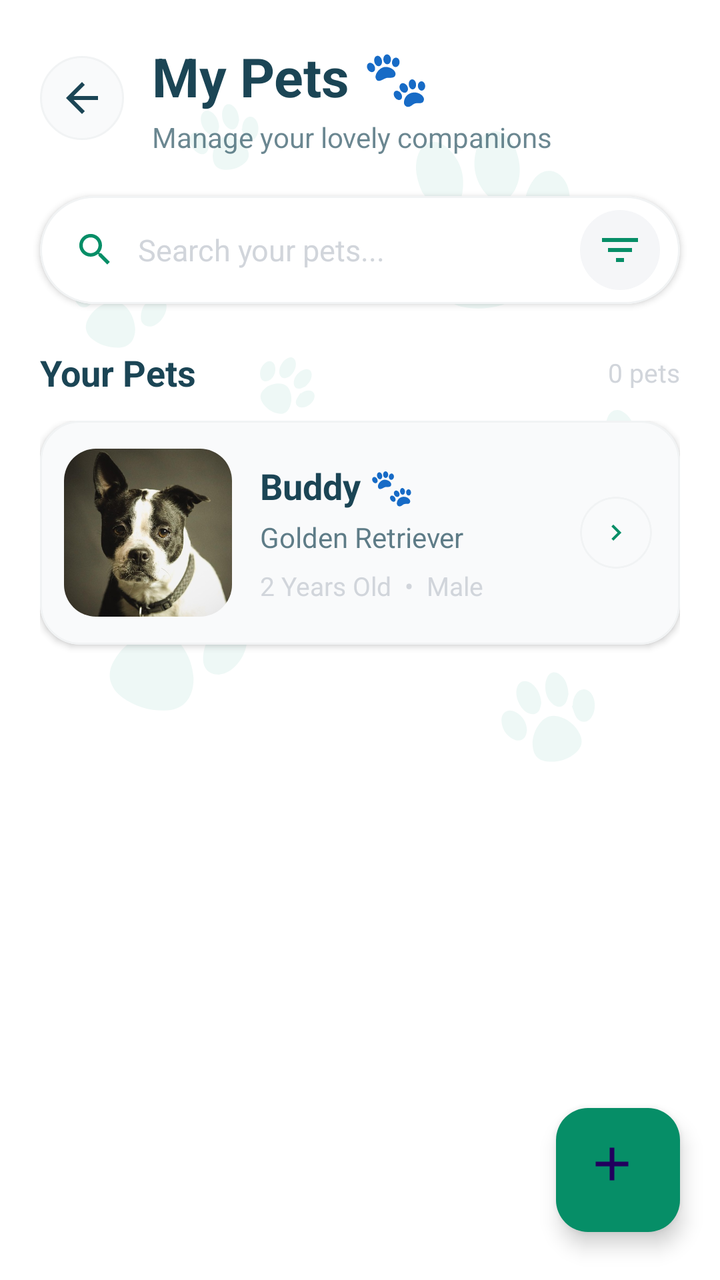
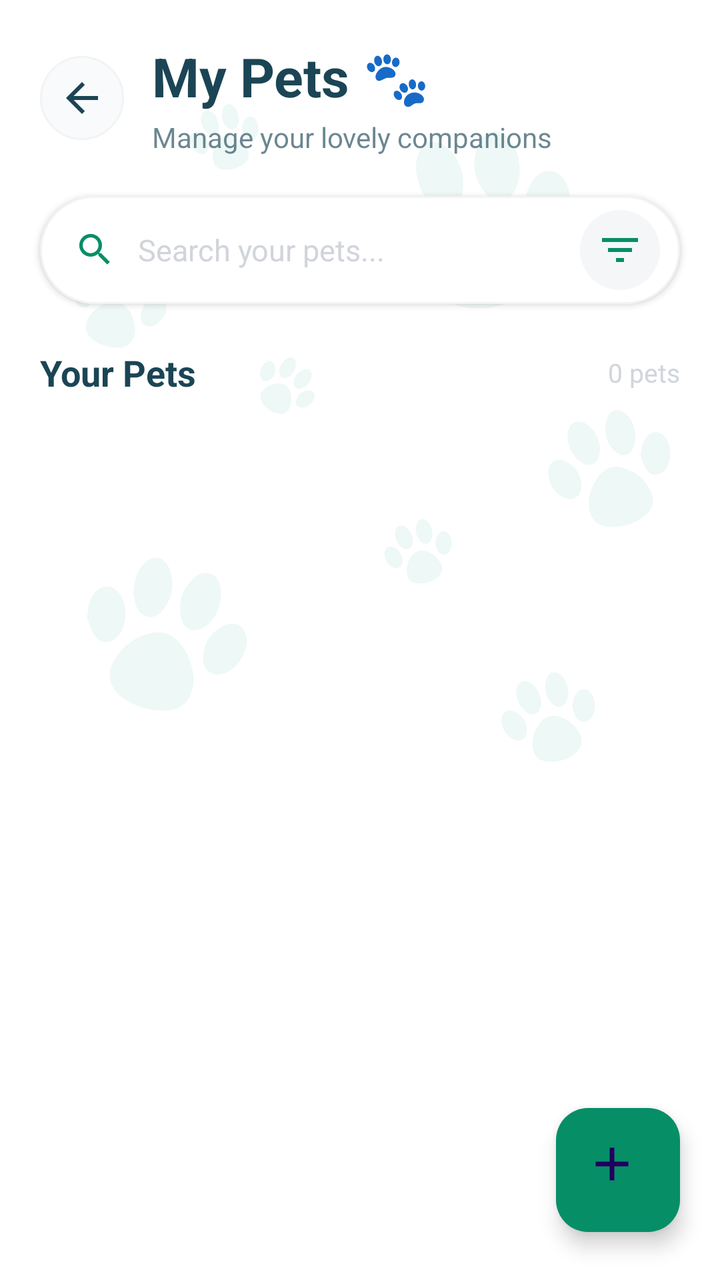

The first picture is an Android layout as it rendered before a commit; the second is the same layout after the commit. The layout source and the unified diff follow.
<!-- AndroidManifest.xml: application theme Theme.PawMate -->
<!-- res/layout/activity_my_pet.xml -->
<?xml version="1.0" encoding="utf-8"?>
<androidx.coordinatorlayout.widget.CoordinatorLayout
    xmlns:android="http://schemas.android.com/apk/res/android"
    xmlns:app="http://schemas.android.com/apk/res-auto"
    android:layout_width="match_parent"
    android:layout_height="match_parent"
    android:background="@drawable/back">

    

    <LinearLayout
        android:layout_width="match_parent"
        android:layout_height="match_parent"
        android:orientation="vertical"
        android:paddingTop="20dp">

        

        <LinearLayout
            android:layout_width="match_parent"
            android:layout_height="wrap_content"
            android:gravity="center_vertical"
            android:paddingStart="20dp"
            android:paddingEnd="20dp">

            

            <ImageButton
                android:id="@+id/btnBack"
                android:layout_width="42dp"
                android:layout_height="42dp"
                android:background="@drawable/bg_back_button"
                android:contentDescription="Go back"
                android:padding="10dp"
                android:src="@drawable/ic_back"
                app:tint="@color/dark" />

            

            <LinearLayout
                android:layout_width="0dp"
                android:layout_height="wrap_content"
                android:layout_marginStart="14dp"
                android:layout_weight="1"
                android:orientation="vertical">

                <TextView
                    android:layout_width="wrap_content"
                    android:layout_height="wrap_content"
                    android:text="My Pets 🐾"
                    android:textColor="@color/dark"
                    android:textSize="27sp"
                    android:textStyle="bold" />

                <TextView
                    android:layout_width="wrap_content"
                    android:layout_height="wrap_content"
                    android:layout_marginTop="3dp"
                    android:alpha="0.65"
                    android:text="Manage your lovely companions"
                    android:textColor="@color/dark"
                    android:textSize="14sp" />

            </LinearLayout>

        </LinearLayout>


        

        <com.google.android.material.card.MaterialCardView
            android:layout_width="match_parent"
            android:layout_height="54dp"
            android:layout_marginStart="20dp"
            android:layout_marginTop="20dp"
            android:layout_marginEnd="20dp"
            app:cardBackgroundColor="@color/main_background"
            app:cardCornerRadius="27dp"
            app:cardElevation="2dp"
            app:strokeColor="@color/input_broder"
            app:strokeWidth="1dp">

            <LinearLayout
                android:layout_width="match_parent"
                android:layout_height="match_parent"
                android:gravity="center_vertical"
                android:orientation="horizontal"
                android:paddingStart="17dp"
                android:paddingEnd="10dp">

                <ImageView
                    android:layout_width="21dp"
                    android:layout_height="21dp"
                    android:contentDescription="Search"
                    android:src="@drawable/ic_search"
                    app:tint="@color/primary" />

                <EditText
                    android:id="@+id/etSearchPets"
                    android:layout_width="0dp"
                    android:layout_height="match_parent"
                    android:layout_marginStart="11dp"
                    android:layout_weight="1"
                    android:background="@android:color/transparent"
                    android:hint="Search your pets..."
                    android:imeOptions="actionSearch"
                    android:inputType="text"
                    android:maxLines="1"
                    android:padding="0dp"
                    android:textColor="@color/dark"
                    android:textColorHint="@color/grey"
                    android:textSize="15sp" />

                <ImageButton
                    android:id="@+id/btnFilterPets"
                    android:layout_width="40dp"
                    android:layout_height="40dp"
                    android:layout_marginStart="6dp"
                    android:background="@drawable/bg_filter_button"
                    android:contentDescription="Filter pets"
                    android:padding="10dp"
                    android:src="@drawable/ic_filter"
                    app:tint="@color/primary" />

            </LinearLayout>

        </com.google.android.material.card.MaterialCardView>


        

        <LinearLayout
            android:layout_width="match_parent"
            android:layout_height="wrap_content"
            android:layout_marginStart="20dp"
            android:layout_marginTop="22dp"
            android:layout_marginEnd="20dp"
            android:gravity="center_vertical"
            android:orientation="horizontal">

            <TextView
                android:layout_width="0dp"
                android:layout_height="wrap_content"
                android:layout_weight="1"
                android:text="Your Pets"
                android:textColor="@color/dark"
                android:textSize="18sp"
                android:textStyle="bold" />

            <TextView
                android:id="@+id/tvPetCount"
                android:layout_width="wrap_content"
                android:layout_height="wrap_content"
                android:text="0 pets"
                android:textColor="@color/grey"
                android:textSize="13sp" />

        </LinearLayout>


        

        <ScrollView
            android:layout_width="match_parent"
            android:layout_height="0dp"
            android:layout_weight="1"
            android:clipToPadding="false"
            android:fillViewport="true"
            android:scrollbars="none">

            <LinearLayout
                android:id="@+id/petContainer"
                android:layout_width="match_parent"
                android:layout_height="wrap_content"
                android:orientation="vertical"
                android:paddingStart="20dp"
                android:paddingTop="12dp"
                android:paddingEnd="20dp"
                android:paddingBottom="100dp">

                

                <com.google.android.material.card.MaterialCardView
                    android:id="@+id/cardPet"
                    android:layout_width="match_parent"
                    android:layout_height="112dp"
                    android:layout_marginBottom="12dp"
                    android:clickable="true"
                    android:focusable="true"
                    android:foreground="?attr/selectableItemBackground"
                    app:cardBackgroundColor="@color/input_background"
                    app:cardCornerRadius="20dp"
                    app:cardElevation="2dp"
                    app:strokeColor="@color/input_broder"
                    app:strokeWidth="1dp">

                    <LinearLayout
                        android:layout_width="match_parent"
                        android:layout_height="match_parent"
                        android:gravity="center_vertical"
                        android:orientation="horizontal"
                        android:paddingStart="12dp"
                        android:paddingTop="12dp"
                        android:paddingEnd="14dp"
                        android:paddingBottom="12dp">

                        

                        <com.google.android.material.card.MaterialCardView
                            android:layout_width="84dp"
                            android:layout_height="84dp"
                            app:cardBackgroundColor="@color/input_background"
                            app:cardCornerRadius="16dp"
                            app:cardElevation="0dp"
                            app:strokeWidth="0dp">

                            <ImageView
                                android:id="@+id/imgPet"
                                android:layout_width="match_parent"
                                android:layout_height="match_parent"
                                android:contentDescription="Pet photo"
                                android:scaleType="centerCrop"
                                android:src="@drawable/dog" />

                        </com.google.android.material.card.MaterialCardView>


                        

                        <LinearLayout
                            android:layout_width="0dp"
                            android:layout_height="wrap_content"
                            android:layout_marginStart="14dp"
                            android:layout_marginEnd="8dp"
                            android:layout_weight="1"
                            android:orientation="vertical">

                            <TextView
                                android:id="@+id/tvPetName"
                                android:layout_width="match_parent"
                                android:layout_height="wrap_content"
                                android:ellipsize="end"
                                android:maxLines="1"
                                android:text="Buddy 🐾"
                                android:textColor="@color/dark"
                                android:textSize="18sp"
                                android:textStyle="bold" />

                            <TextView
                                android:id="@+id/tvBreed"
                                android:layout_width="match_parent"
                                android:layout_height="wrap_content"
                                android:layout_marginTop="4dp"
                                android:ellipsize="end"
                                android:maxLines="1"
                                android:text="Golden Retriever"
                                android:textColor="@color/dark"
                                android:alpha="0.70"
                                android:textSize="14sp" />

                            <TextView
                                android:id="@+id/tvAge"
                                android:layout_width="match_parent"
                                android:layout_height="wrap_content"
                                android:layout_marginTop="6dp"
                                android:ellipsize="end"
                                android:maxLines="1"
                                android:text="2 Years Old  •  Male"
                                android:textColor="@color/grey"
                                android:textSize="13sp" />

                        </LinearLayout>


                        

                        <com.google.android.material.card.MaterialCardView
                            android:layout_width="36dp"
                            android:layout_height="36dp"
                            android:clickable="true"
                            android:focusable="true"
                            app:cardBackgroundColor="@color/input_background"
                            app:cardCornerRadius="18dp"
                            app:cardElevation="0dp"
                            app:strokeColor="@color/input_broder"
                            app:strokeWidth="1dp">

                            <ImageView
                                android:id="@+id/ivViewPet"
                                android:layout_width="match_parent"
                                android:layout_height="match_parent"
                                android:contentDescription="View pet details"
                                android:padding="10dp"
                                android:src="@drawable/arrow_right"
                                app:tint="@color/primary" />

                        </com.google.android.material.card.MaterialCardView>

                    </LinearLayout>

                </com.google.android.material.card.MaterialCardView>


                

                <TextView
                    android:id="@+id/tvEmpty"
                    android:layout_width="match_parent"
                    android:layout_height="wrap_content"
                    android:layout_marginTop="50dp"
                    android:gravity="center"
                    android:text="No pets added yet.\nTap + to add your first pet 🐾"
                    android:textColor="@color/grey"
                    android:textSize="15sp"
                    android:visibility="gone" />

            </LinearLayout>

        </ScrollView>

    </LinearLayout>


    

    <com.google.android.material.floatingactionbutton.FloatingActionButton
        android:id="@+id/btnAddPet"
        android:layout_width="62dp"
        android:layout_height="62dp"
        android:layout_gravity="bottom|end"
        android:layout_marginEnd="20dp"
        android:layout_marginBottom="24dp"
        android:contentDescription="Add New Pet"
        android:src="@drawable/ic_add"
        android:tint="@android:color/white"
        app:backgroundTint="@color/primary"
        app:borderWidth="0dp"
        app:elevation="6dp"
        app:fabSize="normal"
        app:maxImageSize="28dp"
        app:rippleColor="#33FFFFFF"
        app:useCompatPadding="true" />
</androidx.coordinatorlayout.widget.CoordinatorLayout>
<!-- resources referenced by this layout -->
<resources>
  <color name="dark">#1b4555</color>
  <color name="grey">  #D1D5DB</color>
  <color name="input_background">#F9FAFB</color>
  <color name="input_broder">#F1F3F4</color>
  <color name="main_background">#FFFFFF</color>
  <color name="primary"> #068E67</color>
  <!-- drawable arrow_right (drawable) -->
  <vector xmlns:android="http://schemas.android.com/apk/res/android" android:height="24dp" android:tint="#0C0000" android:viewportHeight="24" android:viewportWidth="24" android:width="24dp">
        
      <path android:fillColor="@android:color/white" android:pathData="M10,6L8.59,7.41 13.17,12l-4.58,4.59L10,18l6,-6z"/>
      
  </vector>
  <!-- drawable back: png bitmap (drawable, 42297 bytes) -->
  <!-- drawable bg_back_button (drawable) -->
  <?xml version="1.0" encoding="utf-8"?>
  <selector xmlns:android="http://schemas.android.com/apk/res/android">
  
      <item>
          <shape android:shape="oval">
  
              <solid android:color="@color/input_background" />
  
              <stroke
                  android:width="1dp"
                  android:color="@color/input_broder" />
  
          </shape>
      </item>
  
  </selector>
  <!-- drawable bg_filter_button (drawable) -->
  <?xml version="1.0" encoding="utf-8"?>
  <shape xmlns:android="http://schemas.android.com/apk/res/android"
      android:shape="oval">
  
      <solid android:color="#F5F6F8" />
  
      <size
          android:width="40dp"
          android:height="40dp" />
  
  </shape>
  <!-- drawable dog: jpg bitmap (drawable, 50672 bytes) -->
  <!-- drawable ic_add (drawable) -->
  <vector xmlns:android="http://schemas.android.com/apk/res/android" android:height="24dp" android:tint="#FFFFFF" android:viewportHeight="24" android:viewportWidth="24" android:width="24dp">
        
      <path android:fillColor="@android:color/white" android:pathData="M19,13h-6v6h-2v-6H5v-2h6V5h2v6h6v2z"/>
      
  </vector>
  <!-- drawable ic_back (drawable) -->
  <vector xmlns:android="http://schemas.android.com/apk/res/android" android:autoMirrored="true" android:height="24dp" android:tint="#0C0000" android:viewportHeight="24" android:viewportWidth="24" android:width="24dp">
        
      <path android:fillColor="@android:color/white" android:pathData="M20,11H7.83l5.59,-5.59L12,4l-8,8 8,8 1.41,-1.41L7.83,13H20v-2z"/>
      
  </vector>
  <!-- drawable ic_filter (drawable) -->
  <vector xmlns:android="http://schemas.android.com/apk/res/android" android:height="24dp" android:tint="#000000" android:viewportHeight="24" android:viewportWidth="24" android:width="24dp">
        
      <path android:fillColor="@android:color/white" android:pathData="M10,18h4v-2h-4v2zM3,6v2h18L21,6L3,6zM6,13h12v-2L6,11v2z"/>
      
  </vector>
  <!-- drawable ic_search (drawable) -->
  <vector xmlns:android="http://schemas.android.com/apk/res/android" android:height="24dp" android:tint="#000000" android:viewportHeight="24" android:viewportWidth="24" android:width="24dp">
        
      <path android:fillColor="@android:color/white" android:pathData="M15.5,14h-0.79l-0.28,-0.27C15.41,12.59 16,11.11 16,9.5 16,5.91 13.09,3 9.5,3S3,5.91 3,9.5 5.91,16 9.5,16c1.61,0 3.09,-0.59 4.23,-1.57l0.27,0.28v0.79l5,4.99L20.49,19l-4.99,-5zM9.5,14C7.01,14 5,11.99 5,9.5S7.01,5 9.5,5 14,7.01 14,9.5 11.99,14 9.5,14z"/>
      
  </vector>
  <style name="Theme.PawMate" parent="Base.Theme.PawMate" />
  <style name="Base.Theme.PawMate" parent="Theme.Material3.DayNight.NoActionBar">
          
          
      </style>
</resources>

<!-- the commit's change to res/layout/activity_my_pet.xml (unified diff, before → after) -->
@@ -178,145 +178,25 @@
                 android:paddingEnd="20dp"
                 android:paddingBottom="100dp">
 
-                
-
-                <com.google.android.material.card.MaterialCardView
-                    android:id="@+id/cardPet"
-                    android:layout_width="match_parent"
-                    android:layout_height="112dp"
-                    android:layout_marginBottom="12dp"
-                    android:clickable="true"
-                    android:focusable="true"
-                    android:foreground="?attr/selectableItemBackground"
-                    app:cardBackgroundColor="@color/input_background"
-                    app:cardCornerRadius="20dp"
-                    app:cardElevation="2dp"
-                    app:strokeColor="@color/input_broder"
-                    app:strokeWidth="1dp">
-
-                    <LinearLayout
-                        android:layout_width="match_parent"
-                        android:layout_height="match_parent"
-                        android:gravity="center_vertical"
-                        android:orientation="horizontal"
-                        android:paddingStart="12dp"
-                        android:paddingTop="12dp"
-                        android:paddingEnd="14dp"
-                        android:paddingBottom="12dp">
-
-                        
-
-                        <com.google.android.material.card.MaterialCardView
-                            android:layout_width="84dp"
-                            android:layout_height="84dp"
-                            app:cardBackgroundColor="@color/input_background"
-                            app:cardCornerRadius="16dp"
-                            app:cardElevation="0dp"
-                            app:strokeWidth="0dp">
-
-                            <ImageView
-                                android:id="@+id/imgPet"
-                                android:layout_width="match_parent"
-                                android:layout_height="match_parent"
-                                android:contentDescription="Pet photo"
-                                android:scaleType="centerCrop"
-                                android:src="@drawable/dog" />
-
-                        </com.google.android.material.card.MaterialCardView>
-
-
-                        
-
-                        <LinearLayout
-                            android:layout_width="0dp"
-                            android:layout_height="wrap_content"
-                            android:layout_marginStart="14dp"
-                            android:layout_marginEnd="8dp"
-                            android:layout_weight="1"
-                            android:orientation="vertical">
-
-                            <TextView
-                                android:id="@+id/tvPetName"
-                                android:layout_width="match_parent"
-                                android:layout_height="wrap_content"
-                                android:ellipsize="end"
-                                android:maxLines="1"
-                                android:text="Buddy 🐾"
-                                android:textColor="@color/dark"
-                                android:textSize="18sp"
-                                android:textStyle="bold" />
-
-                            <TextView
-                                android:id="@+id/tvBreed"
-                                android:layout_width="match_parent"
-                                android:layout_height="wrap_content"
-                                android:layout_marginTop="4dp"
-                                android:ellipsize="end"
-                                android:maxLines="1"
-                                android:text="Golden Retriever"
-                                android:textColor="@color/dark"
-                                android:alpha="0.70"
-                                android:textSize="14sp" />
-
-                            <TextView
-                                android:id="@+id/tvAge"
-                                android:layout_width="match_parent"
-                                android:layout_height="wrap_content"
-                                android:layout_marginTop="6dp"
-                                android:ellipsize="end"
-                                android:maxLines="1"
-                                android:text="2 Years Old  •  Male"
-                                android:textColor="@color/grey"
-                                android:textSize="13sp" />
-
-                        </LinearLayout>
-
-
-                        
-
-                        <com.google.android.material.card.MaterialCardView
-                            android:layout_width="36dp"
-                            android:layout_height="36dp"
-                            android:clickable="true"
-                            android:focusable="true"
-                            app:cardBackgroundColor="@color/input_background"
-                            app:cardCornerRadius="18dp"
-                            app:cardElevation="0dp"
-                            app:strokeColor="@color/input_broder"
-                            app:strokeWidth="1dp">
-
-                            <ImageView
-                                android:id="@+id/ivViewPet"
-                                android:layout_width="match_parent"
-                                android:layout_height="match_parent"
-                                android:contentDescription="View pet details"
-                                android:padding="10dp"
-                                android:src="@drawable/arrow_right"
-                                app:tint="@color/primary" />
-
-                        </com.google.android.material.card.MaterialCardView>
-
-                    </LinearLayout>
-
-                </com.google.android.material.card.MaterialCardView>
-
-
-                
-
-                <TextView
-                    android:id="@+id/tvEmpty"
-                    android:layout_width="match_parent"
-                    android:layout_height="wrap_content"
-                    android:layout_marginTop="50dp"
-                    android:gravity="center"
-                    android:text="No pets added yet.\nTap + to add your first pet 🐾"
-                    android:textColor="@color/grey"
-                    android:textSize="15sp"
-                    android:visibility="gone" />
-
             </LinearLayout>
 
         </ScrollView>
+
+
+        
+
+        <TextView
+            android:id="@+id/tvEmpty"
+            android:layout_width="match_parent"
+            android:layout_height="wrap_content"
+            android:layout_marginStart="30dp"
+            android:layout_marginEnd="30dp"
+            android:layout_marginBottom="20dp"
+            android:gravity="center"
+            android:text="No pets added yet.\nTap + to add your first pet 🐾"
+            android:textColor="@color/grey"
+            android:textSize="15sp"
+            android:visibility="gone" />
 
     </LinearLayout>
 
@@ -340,4 +220,5 @@
         app:maxImageSize="28dp"
         app:rippleColor="#33FFFFFF"
         app:useCompatPadding="true" />
+
 </androidx.coordinatorlayout.widget.CoordinatorLayout>
<!-- resource entries referenced after the edit -->
@@ -2,16 +2,9 @@
 <resources>
   <color name="dark">#1b4555</color>
   <color name="grey">  #D1D5DB</color>
-  <color name="input_background">#F9FAFB</color>
   <color name="input_broder">#F1F3F4</color>
   <color name="main_background">#FFFFFF</color>
   <color name="primary"> #068E67</color>
-  <!-- drawable arrow_right (drawable) -->
-  <vector xmlns:android="http://schemas.android.com/apk/res/android" android:height="24dp" android:tint="#0C0000" android:viewportHeight="24" android:viewportWidth="24" android:width="24dp">
-        
-      <path android:fillColor="@android:color/white" android:pathData="M10,6L8.59,7.41 13.17,12l-4.58,4.59L10,18l6,-6z"/>
-      
-  </vector>
   <!-- drawable back: png bitmap (drawable, 42297 bytes) -->
   <!-- drawable bg_back_button (drawable) -->
   <?xml version="1.0" encoding="utf-8"?>
@@ -42,7 +35,6 @@
           android:height="40dp" />
   
   </shape>
-  <!-- drawable dog: jpg bitmap (drawable, 50672 bytes) -->
   <!-- drawable ic_add (drawable) -->
   <vector xmlns:android="http://schemas.android.com/apk/res/android" android:height="24dp" android:tint="#FFFFFF" android:viewportHeight="24" android:viewportWidth="24" android:width="24dp">
         
@@ -68,6 +60,7 @@
       
   </vector>
   <style name="Theme.PawMate" parent="Base.Theme.PawMate" />
+  <color name="input_background">#F9FAFB</color>
   <style name="Base.Theme.PawMate" parent="Theme.Material3.DayNight.NoActionBar">
           
           
